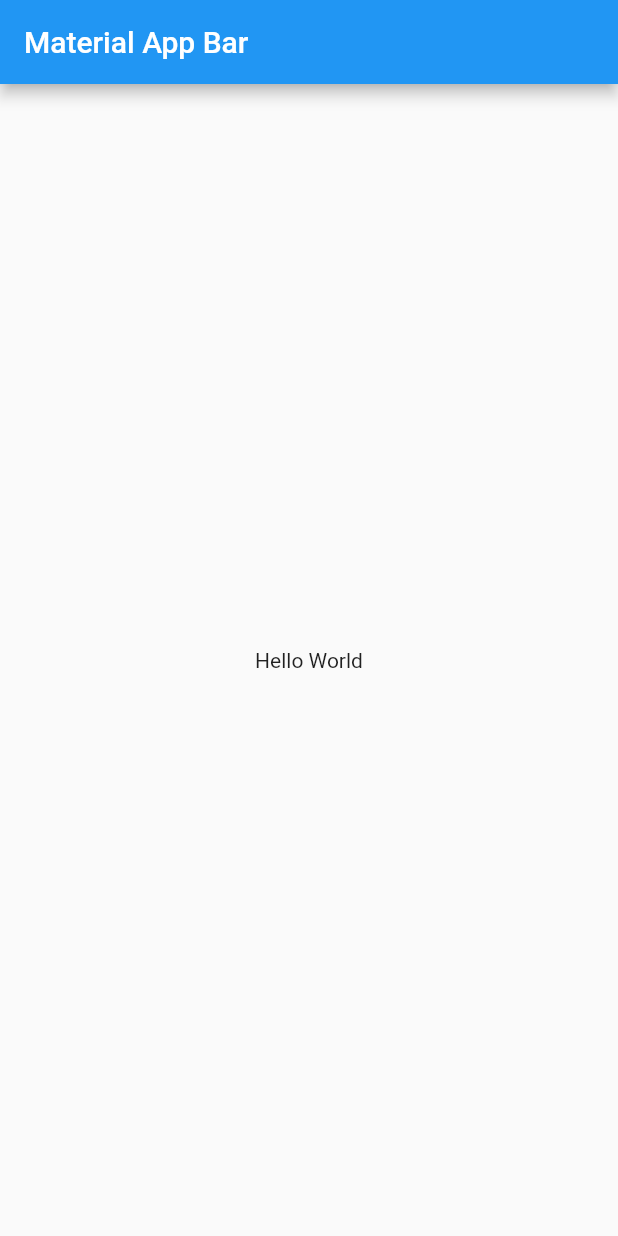
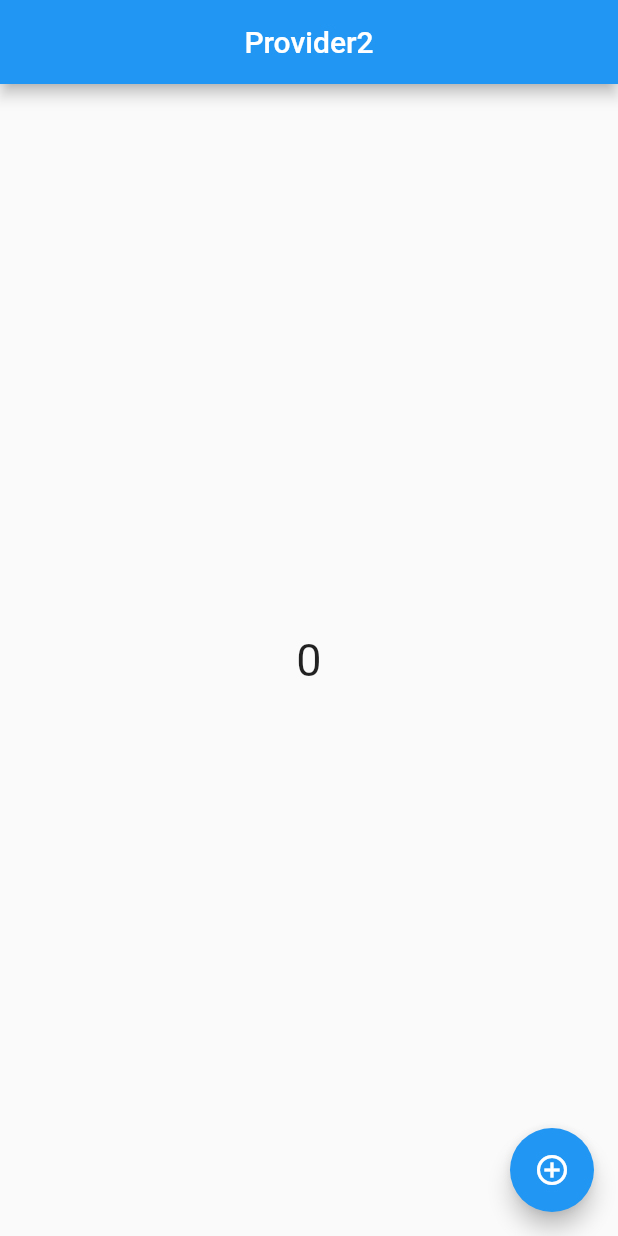
Before and after one commit to TarkanKara/Provider_Riverpod, a Flutter app: the screen it shows after launch, on a phone screen of 412 x 824 dp. Run offline on Flutter 3.47's test engine with Material 2 defaults, Android fonts, the phone set to English and light mode, and no system bars; our stand-ins replace flutter_riverpod.

Commit message:
riverpod2 || riverpod kullanimi

```diff
--- a/lib/main.dart
+++ b/lib/main.dart
@@ -1,22 +1,80 @@
 import 'package:flutter/material.dart';
+import 'package:flutter_riverpod/flutter_riverpod.dart';
 
-void main() => runApp(const MyApp());
+void main() => runApp(const ProviderScope(child: MyApp()));
+
+//Riverpod Kullanımı
+//counterProvider adında bir değişken oluşturuyoruz.
+//bu değişkeni ChangeNotifierProvider() dan oluşturuyoruz.
+//ilgili referansı (ref) ChangeNotifier dan extends edilen IncrementCounter() sınıfını veriyoruz.
+//Kullanımı ; final counterProvider = ChangeNotifierProvider((ref) => IncrementCounter());
+final counterProvider = ChangeNotifierProvider((ref) => IncrementCounter());
 
 class MyApp extends StatelessWidget {
   const MyApp({super.key});
 
   @override
   Widget build(BuildContext context) {
-    return MaterialApp(
+    return const MaterialApp(
+      debugShowCheckedModeBanner: false,
       title: 'Material App',
-      home: Scaffold(
-        appBar: AppBar(
-          title: const Text('Material App Bar'),
+      home: HomePage(),
+    );
+  }
+}
+
+class HomePage extends ConsumerWidget {
+  const HomePage({super.key});
+
+  @override
+  Widget build(BuildContext context, WidgetRef ref) {
+    //count adındaki değişkene (ref) referasın üzerinden watch sınıfı ile counterProvider değeri getir.
+    //bu değer getirilirken tip olaran IncrementCounter sınıfından faydalanacaktır.
+    final count = ref.watch<IncrementCounter>(counterProvider);
+    return Scaffold(
+      appBar: AppBar(
+        title: const Text('Provider2'),
+        centerTitle: true,
+      ),
+      body: Center(
+        //count değişkenini text widgetin içinde kullanalım
+        //değişkwnin değerini FloatingActionButton kullanarak değiştirelim
+
+        child: Text(
+          count.value.toString(),
+          style: const TextStyle(
+            fontSize: 30,
+          ),
         ),
-        body: const Center(
-          child: Text('Hello World'),
+      ),
+      floatingActionButton: FloatingActionButton(
+        //incCount() metodunu çağrıyoruz.
+        onPressed: () {
+          count.incCount();
+        },
+        child: const Icon(
+          Icons.add_circle_outline_sharp,
         ),
       ),
     );
   }
 }
+
+//Sınıf içerisindeki belli başlı değerlerin değişip değişmediğini
+//uygulamanın farklı noktalarında bu değişimi gösterebiliriz.
+
+class IncrementCounter extends ChangeNotifier {
+  //Değişken tanımladık
+  int _value = 0;
+
+  //Sınıf dışında erişebilmek için getter method yazıyoruz.
+  int get value => _value;
+
+  //incCount adında foksiyon oluşturuyoruz.
+  //_value++; değeri her defasında bir artırıyoruz.
+  //Artan değeri notifyListeners() fonksiyonu ile dinliyoruz.
+  incCount() {
+    _value++;
+    notifyListeners();
+  }
+}
--- a/pubspec.yaml
+++ b/pubspec.yaml
@@ -47,6 +47,8 @@ dev_dependencies:
   # package. See that file for information about deactivating specific lint
   # rules and activating additional ones.
   flutter_lints: ^2.0.0
+  riverpod: ^2.0.2
+  flutter_riverpod: ^2.0.2
 
 # For information on the generic Dart part of this file, see the
 # following page: https://dart.dev/tools/pub/pubspec
```
Also changed, not shown: pubspec.lock, 1 other file.
